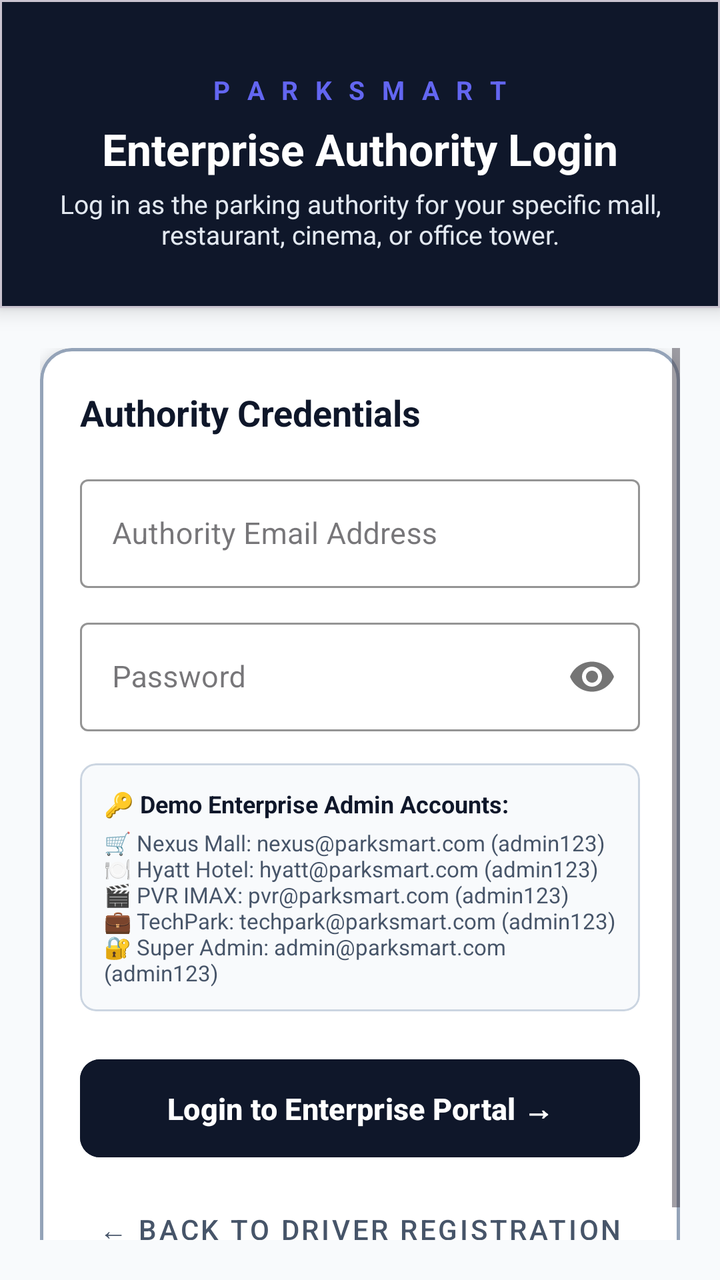
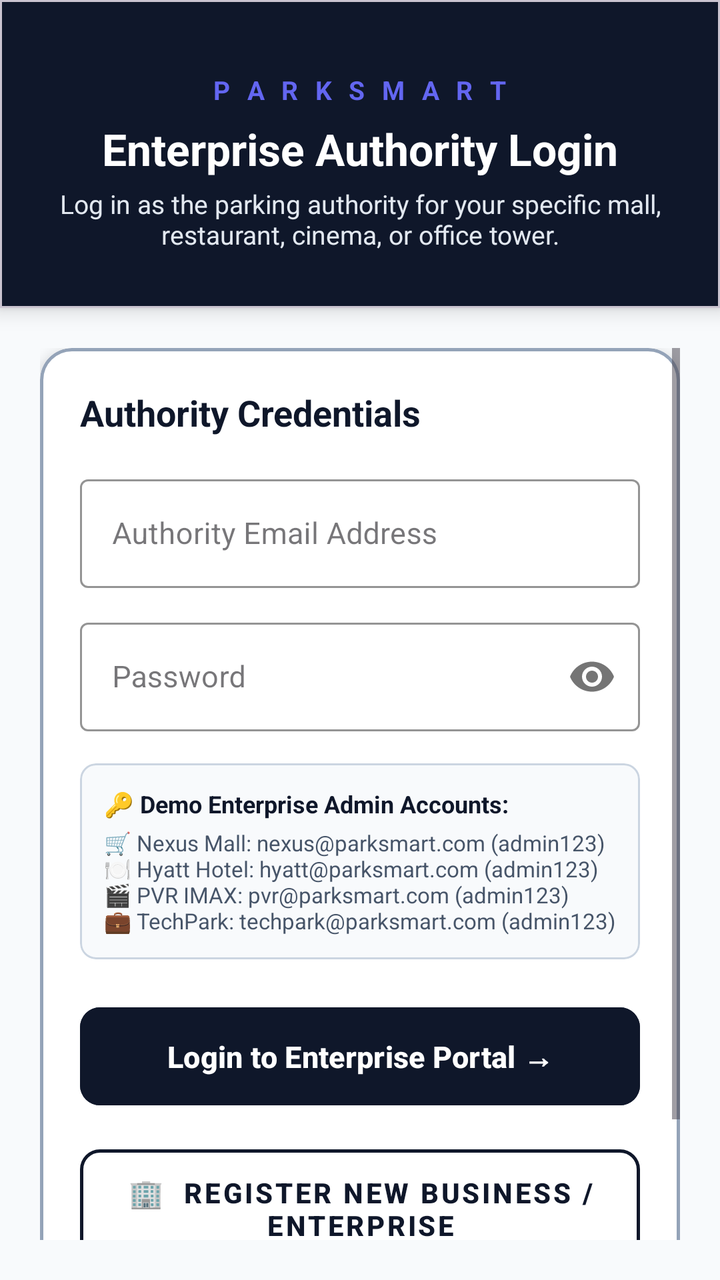

The first picture is an Android layout as it rendered before a commit; the second is the same layout after the commit. The layout source and the unified diff follow.
<!-- AndroidManifest.xml: application theme Theme.SmartParkingManagamentSystem -->
<!-- res/layout/activity_admin_login.xml -->
<?xml version="1.0" encoding="utf-8"?>
<LinearLayout xmlns:android="http://schemas.android.com/apk/res/android"
    xmlns:app="http://schemas.android.com/apk/res-auto"
    android:layout_width="match_parent"
    android:layout_height="match_parent"
    android:background="@color/slate_50"
    android:orientation="vertical">

    
    <com.google.android.material.card.MaterialCardView
        android:layout_width="match_parent"
        android:layout_height="wrap_content"
        app:cardBackgroundColor="@color/slate_900"
        app:cardCornerRadius="0dp"
        app:cardElevation="6dp">

        <LinearLayout
            android:layout_width="match_parent"
            android:layout_height="wrap_content"
            android:gravity="center"
            android:orientation="vertical"
            android:paddingHorizontal="24dp"
            android:paddingTop="36dp"
            android:paddingBottom="28dp">

            <TextView
                android:layout_width="wrap_content"
                android:layout_height="wrap_content"
                android:letterSpacing="0.2"
                android:text="P A R K S M A R T"
                android:textColor="@color/accent_indigo"
                android:textSize="13sp"
                android:textStyle="bold" />

            <TextView
                android:layout_width="wrap_content"
                android:layout_height="wrap_content"
                android:layout_marginTop="6dp"
                android:text="Enterprise Authority Login"
                android:textColor="@color/white"
                android:textSize="22sp"
                android:textStyle="bold" />

            <TextView
                android:layout_width="wrap_content"
                android:layout_height="wrap_content"
                android:layout_marginTop="4dp"
                android:gravity="center"
                android:text="Log in as the parking authority for your specific mall, restaurant, cinema, or office tower."
                android:textColor="#E2E8F0"
                android:textSize="13sp" />

        </LinearLayout>
    </com.google.android.material.card.MaterialCardView>

    <ScrollView
        android:layout_width="match_parent"
        android:layout_height="0dp"
        android:layout_weight="1"
        android:padding="20dp">

        <LinearLayout
            android:layout_width="match_parent"
            android:layout_height="wrap_content"
            android:orientation="vertical">

            
            <com.google.android.material.card.MaterialCardView
                android:layout_width="match_parent"
                android:layout_height="wrap_content"
                app:cardBackgroundColor="@color/white"
                app:cardCornerRadius="16dp"
                app:cardElevation="4dp"
                app:strokeColor="#94A3B8"
                app:strokeWidth="1.5dp">

                <LinearLayout
                    android:layout_width="match_parent"
                    android:layout_height="wrap_content"
                    android:orientation="vertical"
                    android:padding="20dp">

                    <TextView
                        android:layout_width="wrap_content"
                        android:layout_height="wrap_content"
                        android:text="Authority Credentials"
                        android:textColor="@color/slate_900"
                        android:textSize="18sp"
                        android:textStyle="bold" />

                    
                    <com.google.android.material.textfield.TextInputLayout
                        android:id="@+id/tilAdminEmail"
                        style="@style/Widget.MaterialComponents.TextInputLayout.OutlinedBox"
                        android:layout_width="match_parent"
                        android:layout_height="wrap_content"
                        android:layout_marginTop="16dp"
                        android:hint="Authority Email Address"
                        app:boxStrokeColor="@color/slate_900"
                        app:hintTextColor="@color/slate_900">

                        <com.google.android.material.textfield.TextInputEditText
                            android:id="@+id/etAdminEmail"
                            android:layout_width="match_parent"
                            android:layout_height="wrap_content"
                            android:inputType="textEmailAddress"
                            android:maxLines="1"
                            android:textColor="@color/slate_900"
                            android:textSize="15sp" />
                    </com.google.android.material.textfield.TextInputLayout>

                    
                    <com.google.android.material.textfield.TextInputLayout
                        android:id="@+id/tilAdminPassword"
                        style="@style/Widget.MaterialComponents.TextInputLayout.OutlinedBox"
                        android:layout_width="match_parent"
                        android:layout_height="wrap_content"
                        android:layout_marginTop="12dp"
                        android:hint="Password"
                        app:boxStrokeColor="@color/slate_900"
                        app:hintTextColor="@color/slate_900"
                        app:passwordToggleEnabled="true">

                        <com.google.android.material.textfield.TextInputEditText
                            android:id="@+id/etAdminPassword"
                            android:layout_width="match_parent"
                            android:layout_height="wrap_content"
                            android:inputType="textPassword"
                            android:maxLines="1"
                            android:textColor="@color/slate_900"
                            android:textSize="15sp" />
                    </com.google.android.material.textfield.TextInputLayout>

                    
                    <com.google.android.material.card.MaterialCardView
                        android:layout_width="match_parent"
                        android:layout_height="wrap_content"
                        android:layout_marginTop="16dp"
                        app:cardBackgroundColor="@color/slate_50"
                        app:cardCornerRadius="8dp"
                        app:cardElevation="0dp"
                        app:strokeColor="#CBD5E1"
                        app:strokeWidth="1dp">

                        <LinearLayout
                            android:layout_width="match_parent"
                            android:layout_height="wrap_content"
                            android:orientation="vertical"
                            android:padding="12dp">

                            <TextView
                                android:layout_width="wrap_content"
                                android:layout_height="wrap_content"
                                android:text="🔑 Demo Enterprise Admin Accounts:"
                                android:textColor="@color/slate_900"
                                android:textSize="12sp"
                                android:textStyle="bold" />

                            <TextView
                                android:layout_width="wrap_content"
                                android:layout_height="wrap_content"
                                android:layout_marginTop="4dp"
                                android:text="🛒 Nexus Mall: nexus@parksmart.com (admin123)\n🍽️ Hyatt Hotel: hyatt@parksmart.com (admin123)\n🎬 PVR IMAX: pvr@parksmart.com (admin123)\n💼 TechPark: techpark@parksmart.com (admin123)\n🔐 Super Admin: admin@parksmart.com (admin123)"
                                android:textColor="#475569"
                                android:textSize="11sp" />
                        </LinearLayout>
                    </com.google.android.material.card.MaterialCardView>

                    
                    <com.google.android.material.button.MaterialButton
                        android:id="@+id/btnAdminLoginSubmit"
                        android:layout_width="match_parent"
                        android:layout_height="wrap_content"
                        android:layout_marginTop="20dp"
                        android:backgroundTint="@color/slate_900"
                        android:paddingVertical="14dp"
                        android:text="Login to Enterprise Portal →"
                        android:textColor="@color/white"
                        android:textSize="15sp"
                        android:textStyle="bold"
                        app:cornerRadius="10dp" />

                    
                    <com.google.android.material.button.MaterialButton
                        android:id="@+id/btnBackToUserPortal"
                        style="@style/Widget.MaterialComponents.Button.TextButton"
                        android:layout_width="match_parent"
                        android:layout_height="wrap_content"
                        android:layout_marginTop="8dp"
                        android:text="← Back to Driver Registration"
                        android:textColor="#475569"
                        android:textSize="14sp" />

                </LinearLayout>

            </com.google.android.material.card.MaterialCardView>

        </LinearLayout>
    </ScrollView>

</LinearLayout>
<!-- resources referenced by this layout -->
<resources>
  <color name="accent_indigo">#6366F1</color>
  <color name="slate_50">#F8FAFC</color>
  <color name="slate_900">#0F172A</color>
  <color name="white">#FFFFFFFF</color>
  <style name="Theme.SmartParkingManagamentSystem" parent="Base.Theme.SmartParkingManagamentSystem" />
  <style name="Base.Theme.SmartParkingManagamentSystem" parent="Theme.Material3.DayNight.NoActionBar">
          <item name="colorPrimary">@color/slate_900</item>
          <item name="colorPrimaryDark">@color/primary_dark</item>
          <item name="colorAccent">@color/accent_indigo</item>
          <item name="android:statusBarColor">@color/slate_900</item>
          <item name="android:windowLightStatusBar">false</item>
      </style>
  <color name="primary_dark">#020617</color>
</resources>

<!-- the commit's change to res/layout/activity_admin_login.xml (unified diff, before → after) -->
@@ -160,7 +160,7 @@
                                 android:layout_width="wrap_content"
                                 android:layout_height="wrap_content"
                                 android:layout_marginTop="4dp"
-                                android:text="🛒 Nexus Mall: nexus@parksmart.com (admin123)\n🍽️ Hyatt Hotel: hyatt@parksmart.com (admin123)\n🎬 PVR IMAX: pvr@parksmart.com (admin123)\n💼 TechPark: techpark@parksmart.com (admin123)\n🔐 Super Admin: admin@parksmart.com (admin123)"
+                                android:text="🛒 Nexus Mall: nexus@parksmart.com (admin123)\n🍽️ Hyatt Hotel: hyatt@parksmart.com (admin123)\n🎬 PVR IMAX: pvr@parksmart.com (admin123)\n💼 TechPark: techpark@parksmart.com (admin123)"
                                 android:textColor="#475569"
                                 android:textSize="11sp" />
                         </LinearLayout>
@@ -182,6 +182,22 @@
 
                     
                     <com.google.android.material.button.MaterialButton
+                        android:id="@+id/btnOpenEntRegister"
+                        style="@style/Widget.MaterialComponents.Button.OutlinedButton"
+                        android:layout_width="match_parent"
+                        android:layout_height="wrap_content"
+                        android:layout_marginTop="12dp"
+                        android:paddingVertical="12dp"
+                        android:text="🏢  Register New Business / Enterprise"
+                        android:textColor="@color/slate_900"
+                        android:textSize="14sp"
+                        android:textStyle="bold"
+                        app:cornerRadius="10dp"
+                        app:strokeColor="@color/slate_900"
+                        app:strokeWidth="1.5dp" />
+
+                    
+                    <com.google.android.material.button.MaterialButton
                         android:id="@+id/btnBackToUserPortal"
                         style="@style/Widget.MaterialComponents.Button.TextButton"
                         android:layout_width="match_parent"
